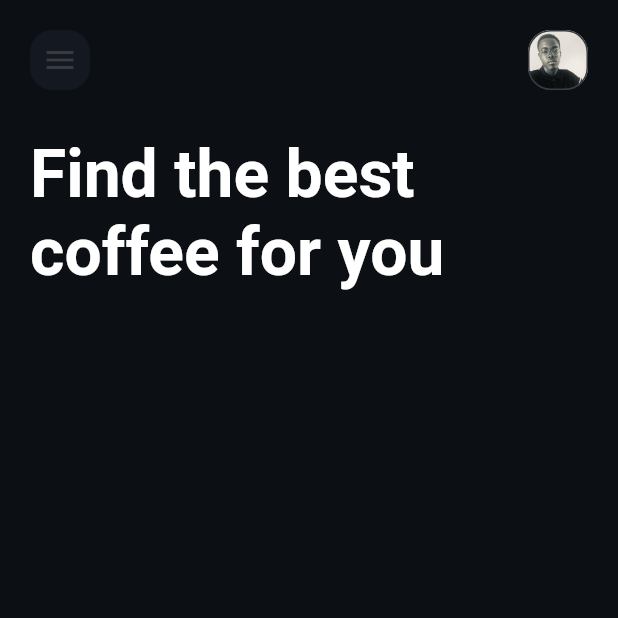
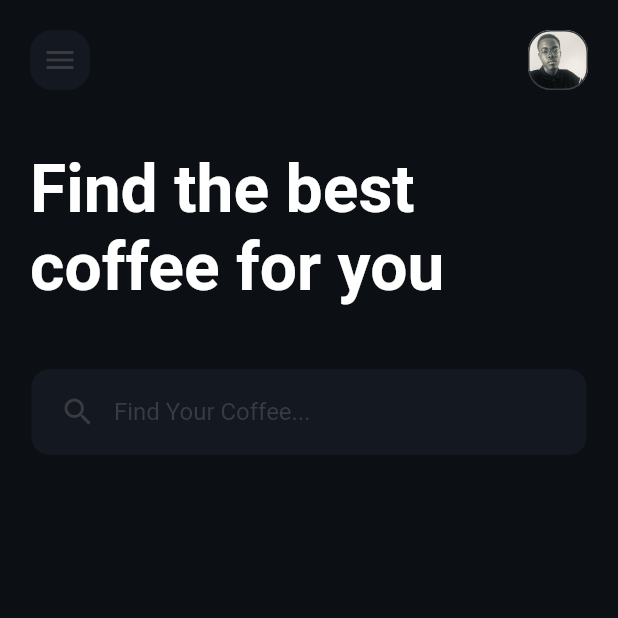
Before and after one commit to Wagner-Coche/coffee_ui_star, a Flutter app: the screen it shows after launch, on a phone screen of 412 x 824 dp, the top half of it. Run offline on Flutter 3.47's test engine with Material 2 defaults, Android fonts, the phone set to English and light mode, and no system bars.

Commit message:
created textfield search -  home screen

```diff
--- a/lib/app/presenter/screens/home_screen/components/body_components/description_header_component.dart
+++ b/lib/app/presenter/screens/home_screen/components/body_components/description_body_component.dart
@@ -1,13 +1,14 @@
 import '../../../../utils/color_utils.dart';
 import 'package:flutter/material.dart';
 
-class DescriptionHeaderComponent extends StatelessWidget {
-  const DescriptionHeaderComponent({Key? key}) : super(key: key);
+class DescriptionBodyComponent extends StatelessWidget {
+  const DescriptionBodyComponent({Key? key}) : super(key: key);
 
   @override
   Widget build(BuildContext context) {
     return Container(
-      margin: const EdgeInsets.only(top: 30),
+      width: MediaQuery.of(context).size.width,
+      margin: const EdgeInsets.only(top: 40),
       child: Text(
         "Find the best coffee for you",
         style: TextStyle(
--- /dev/null
+++ b/lib/app/presenter/screens/home_screen/components/body_components/textfield_search_body_component.dart
@@ -0,0 +1,39 @@
+import '../../../../utils/color_utils.dart';
+import 'package:flutter/material.dart';
+
+class TextFieldSearchBodyComponent extends StatelessWidget {
+  const TextFieldSearchBodyComponent({Key? key}) : super(key: key);
+
+  @override
+  Widget build(BuildContext context) {
+    return Container(
+      margin: EdgeInsets.only(top: MediaQuery.of(context).size.height * .05),
+      decoration: BoxDecoration(
+        color: ColorUtils.colorUtils.secondColor,
+        borderRadius: BorderRadius.circular(13),
+      ),
+      child: TextField(
+        keyboardType: TextInputType.text,
+        cursorColor: ColorUtils.colorUtils.thirdColor,
+        decoration: InputDecoration(
+          hintText: "Find Your Coffee...",
+          hintStyle: TextStyle(color: ColorUtils.colorUtils.thirdColor),
+          prefixIcon: Container(
+            margin: const EdgeInsets.only(left: 20, right: 12),
+            child: Icon(Icons.search, color: ColorUtils.colorUtils.thirdColor),
+          ),
+          border: OutlineInputBorder(
+            borderRadius: BorderRadius.circular(13),
+          ),
+          focusedBorder: OutlineInputBorder(
+            borderRadius: BorderRadius.circular(13),
+            borderSide: BorderSide(
+              color: ColorUtils.colorUtils.whiteColor,
+              width: 2.5
+            )
+          )
+        ),
+      ),
+    );
+  }
+}
--- a/lib/app/presenter/screens/home_screen/division/header_division/header_division_home_screen.dart
+++ b/lib/app/presenter/screens/home_screen/division/header_division/header_division_home_screen.dart
@@ -1,4 +1,5 @@
-import '../../components/body_components/description_header_component.dart';
+import '../../components/body_components/textfield_search_body_component.dart';
+import '../../components/body_components/description_body_component.dart';
 import '../../components/header_components/row_icons_header_components.dart';
 import 'package:flutter/material.dart';
 
@@ -10,7 +11,8 @@ class HeaderDivisionHomeScreen extends StatelessWidget {
     return Column(
       children: const <Widget>[
         RowIconsHeaderComponents(),
-        DescriptionHeaderComponent()
+        DescriptionBodyComponent(),
+        TextFieldSearchBodyComponent()
       ]
     );
   }
```
